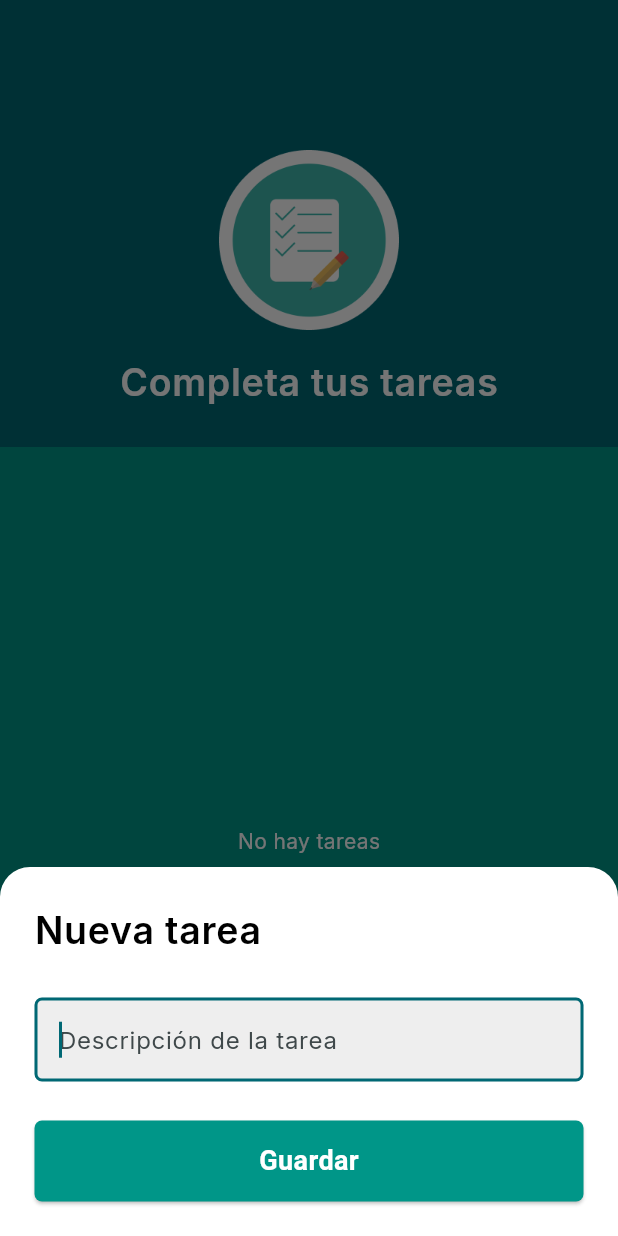
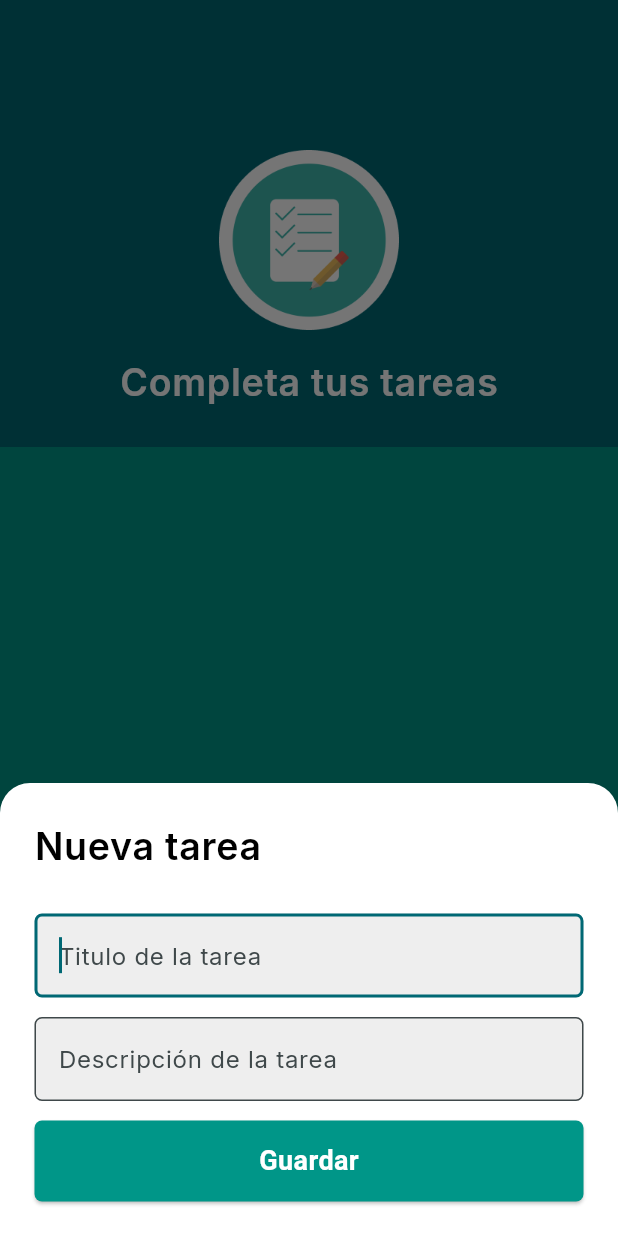
Before and after one commit to j4vierb/flutter-app-test, a Flutter app: the TaskListPage screen opened directly, after a tap on the "add" icon, on a phone screen of 412 x 824 dp. Run offline on Flutter 3.47's test engine with Material 3 defaults, Android fonts, the phone set to English and light mode, and no system bars; our stand-ins replace shared_preferences; accounts and stored records are empty.

Commit message:
Finish unit 4 of the course

```diff
--- a/lib/app/view/model/task.dart
+++ b/lib/app/view/model/task.dart
@@ -1,12 +1,14 @@
 class Task {
-  Task(this.title, {this.done = false});
+  Task(this.title, this.description, {this.done = false});
   Task.fromJson(Map<String, dynamic> json) {
     title = json['title'];
+    description = json['description'];
     done = json['done'];
   }
 
   late final String title;
   late bool done;
+  late String description;
 
-  Map<String, dynamic> toJson() => {'title': title, 'done': done};
+  Map<String, dynamic> toJson() => {'title': title, 'done': done, 'description': description};
 }
--- a/lib/app/view/task_list/task_list.dart
+++ b/lib/app/view/task_list/task_list.dart
@@ -72,7 +72,8 @@ class _TaskListPageState extends State<TaskListPage> {
 class _NewTaskModal extends StatelessWidget {
   _NewTaskModal({required this.onTaskCreated});
 
-  final _controller = TextEditingController();
+  final _titleController = TextEditingController();
+  final _descrController = TextEditingController();
   final void Function(Task task) onTaskCreated;
 
   @override
@@ -91,7 +92,21 @@ class _NewTaskModal extends StatelessWidget {
           SizedBox(height: 26),
           TextField(
             autofocus: true,
-            controller: _controller,
+            controller: _titleController,
+            style: TextStyle(color: Colors.black),
+            decoration: InputDecoration(
+              filled: true,
+              fillColor: Colors.grey[200],
+              hintText: "Titulo de la tarea",
+              border: OutlineInputBorder(
+                borderRadius: BorderRadius.circular(5),
+              ),
+            ),
+          ),
+          SizedBox(height: 13),
+          TextField(
+            autofocus: true,
+            controller: _descrController,
             style: TextStyle(color: Colors.black),
             decoration: InputDecoration(
               filled: true,
@@ -102,11 +117,12 @@ class _NewTaskModal extends StatelessWidget {
               ),
             ),
           ),
-          SizedBox(height: 26),
+          SizedBox(height: 13),
           ElevatedButton(
             onPressed: () {
-              if (_controller.text.isNotEmpty) {
-                final task = Task(_controller.text);
+              if (_titleController.text.isNotEmpty &&
+                  _descrController.text.isNotEmpty) {
+                final task = Task(_titleController.text, _descrController.text);
                 // pass task to the callback
                 // to be used in the parent widget
                 onTaskCreated(task);
@@ -141,9 +157,19 @@ class _TaskItem extends StatelessWidget {
                   ? Icon(Icons.check_box, color: Colors.black)
                   : Icon(Icons.check_box_outline_blank, color: Colors.black),
               SizedBox(width: 10),
-              Text(
-                task.title,
-                style: TextStyle(fontSize: 16, color: Colors.black),
+              Column(
+                mainAxisAlignment: MainAxisAlignment.start,
+                crossAxisAlignment: CrossAxisAlignment.start,
+                children: [
+                  Text(
+                    task.title,
+                    style: TextStyle(fontSize: 20, color: Colors.black, fontWeight: FontWeight.bold),
+                  ),
+                  Text(
+                    task.description,
+                    style: TextStyle(fontSize: 15, color: Colors.black),
+                  ),
+                ],
               ),
             ],
           ),
--- a/pubspec.yaml
+++ b/pubspec.yaml
@@ -31,6 +31,7 @@ dependencies:
   flutter:
     sdk: flutter
   shared_preferences: ^2.0.15
+  url_launcher: ^6.3.1
 
   # The following adds the Cupertino Icons font to your application.
   # Use with the CupertinoIcons class for iOS style icons.
```
Also changed, not shown: lib/app/view/splash/splash_page.dart (+21 -11 lines), lib/app/view/task_list/navigator_example.dart (renamed from lib/app/view/task_list/task_list_page.dart), pubspec.lock.
